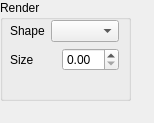
First picture: the form in Project/grenderwidget.ui, repository nicobabot/KingGarron_Engine, before the edit.
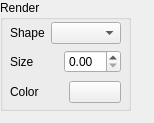
Second picture: the form after the edit.

Commit message: Hidden useless data and starting color picker

Diff of the .ui file:
```diff
--- a/Project/grenderwidget.ui
+++ b/Project/grenderwidget.ui
@@ -19,7 +19,7 @@
      <x>0</x>
      <y>0</y>
      <width>131</width>
-     <height>101</height>
+     <height>111</height>
     </rect>
    </property>
    <property name="minimumSize">
@@ -31,15 +31,17 @@
    <property name="title">
     <string>Render</string>
    </property>
-   <widget class="QWidget" name="layoutWidget">
+   <widget class="QWidget" name="">
     <property name="geometry">
      <rect>
       <x>10</x>
       <y>20</y>
-      <width>109</width>
-      <height>52</height>
+      <width>111</width>
+      <height>85</height>
      </rect>
     </property>
+    <layout class="QVBoxLayout" name="verticalLayout_2">
+     <item>
     <layout class="QVBoxLayout" name="verticalLayout">
      <item>
       <layout class="QHBoxLayout" name="horizontalLayout">
@@ -66,6 +68,26 @@
        </item>
        <item>
         <widget class="QDoubleSpinBox" name="SizeValue"/>
+         </item>
+        </layout>
+       </item>
+      </layout>
+     </item>
+     <item>
+      <layout class="QHBoxLayout" name="horizontalLayout_3">
+       <item>
+        <widget class="QLabel" name="label_3">
+         <property name="text">
+          <string>Color</string>
+         </property>
+        </widget>
+       </item>
+       <item>
+        <widget class="QPushButton" name="ColorButton">
+         <property name="text">
+          <string/>
+         </property>
+        </widget>
        </item>
       </layout>
      </item>
```
Lines whose indentation alone changed are shown as unchanged. The commit also changes 6 other files.
